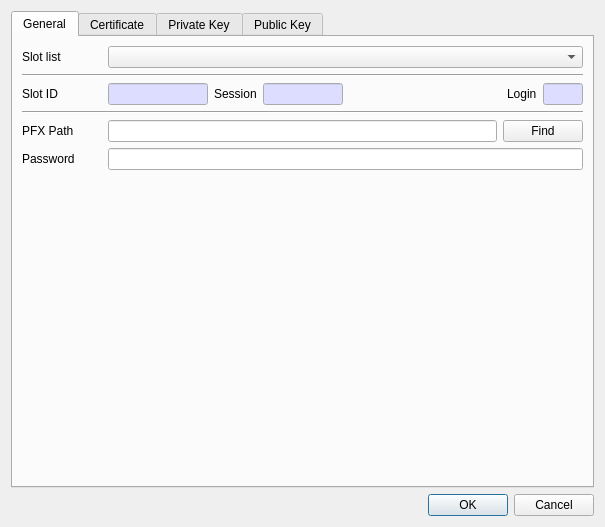
jykim74/CryptokiMan, file CryptokiMan/import_pfx_dlg.ui: the form before one commit.
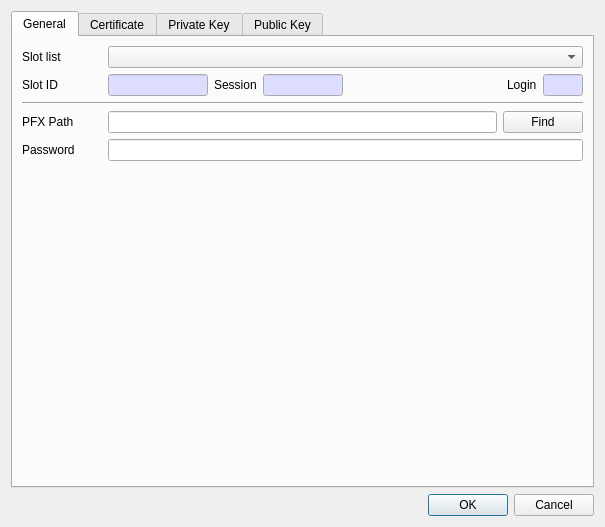
The form after the commit.

What changed in the file:
```diff
--- a/CryptokiMan/import_pfx_dlg.ui
+++ b/CryptokiMan/import_pfx_dlg.ui
@@ -54,13 +54,6 @@
          </item>
         </layout>
        </item>
-       <item>
-        <widget class="Line" name="line">
-         <property name="orientation">
-          <enum>Qt::Horizontal</enum>
-         </property>
-        </widget>
-       </item>
        <item>
         <layout class="QGridLayout" name="gridLayout_5">
          <property name="topMargin">
```
